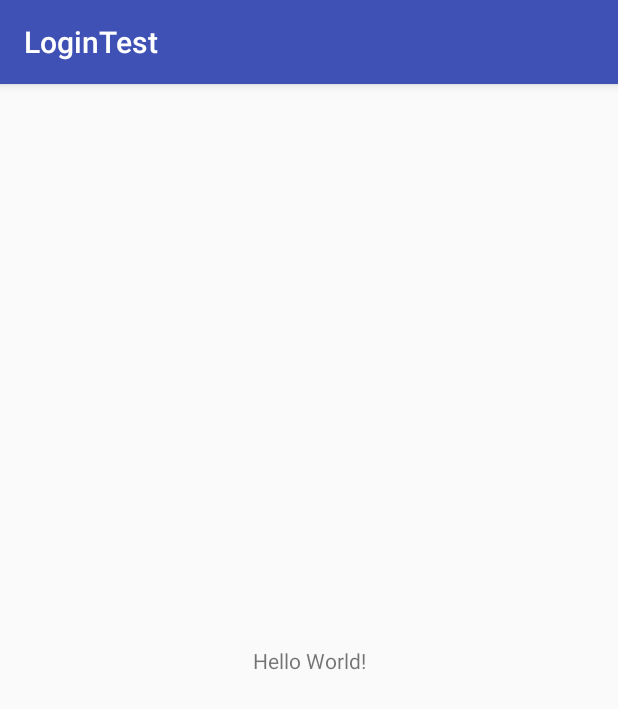
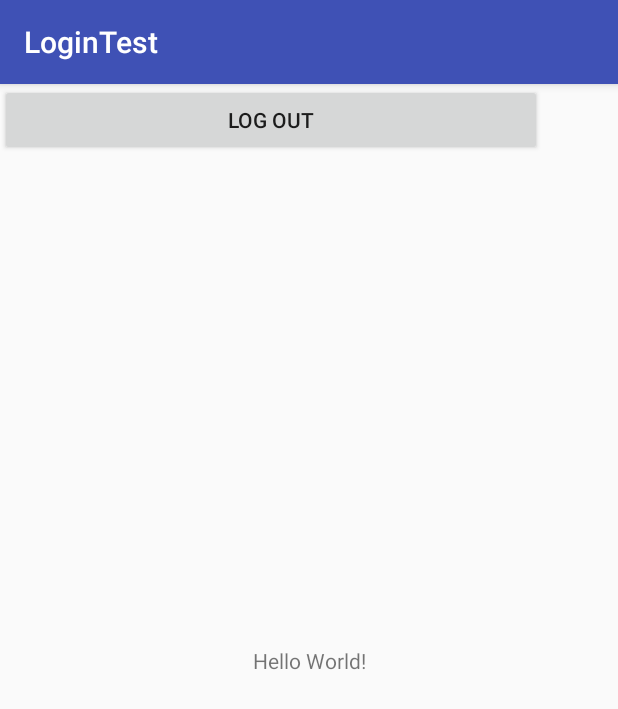
Before and after one commit to karthikbasavaraju/COEN268_Project, an Android app: the screen it shows after launch (MainActivity), on a phone screen of 412 x 824 dp. Shown: the top 709 px of the screen. Run offline under Robolectric (Android 15) with nearby library versions, the phone set to English and light mode, and no system bars; our stand-ins replace Firebase (no records; nobody signed in at launch, a user with empty details on screens opened directly); libraries missing offline, so code that uses them is left out: com.firebase.ui; 2 statements that could not run were skipped.

Commit message:
Fixed login and added logout

```diff
--- a/Staging/LoginTest/app/src/main/java/io/github/abhimanbhau/logintest/MainActivity.java
+++ b/Staging/LoginTest/app/src/main/java/io/github/abhimanbhau/logintest/MainActivity.java
@@ -5,6 +5,9 @@ import android.content.Intent;
 import android.content.SharedPreferences;
 import android.support.v7.app.AppCompatActivity;
 import android.os.Bundle;
+import android.view.View;
+import android.widget.Button;
+import android.widget.TextView;
 import android.widget.Toast;
 
 import com.firebase.ui.auth.AuthUI;
@@ -17,13 +20,17 @@ import java.util.List;
 
 public class MainActivity extends AppCompatActivity {
     private static final int RC_SIGN_IN = 123;
+    TextView text ;
+    Button btnLogout;
 
     @Override
     protected void onCreate(Bundle savedInstanceState) {
         super.onCreate(savedInstanceState);
         setContentView(R.layout.activity_main);
 
-        setupFirebase();
+        text = findViewById(R.id.txtHello);
+        btnLogout = findViewById(R.id.btnLogOut);
+
 
         List<AuthUI.IdpConfig> providers = Arrays.asList(
                 new AuthUI.IdpConfig.Builder(AuthUI.EMAIL_PROVIDER).build());
@@ -32,14 +39,25 @@ public class MainActivity extends AppCompatActivity {
         {
             Toast.makeText(getApplicationContext(),
                     "Not Logged In", Toast.LENGTH_SHORT).show();
+            startActivityForResult(
+                    AuthUI.getInstance()
+                            .createSignInIntentBuilder()
+                            .setAvailableProviders(providers)
+                            .build(),
+                    RC_SIGN_IN);
+        }
+        else {
+            text.setText("Logged in as:\n" +
+                    FirebaseAuth.getInstance().getCurrentUser().getDisplayName());
         }
 
-        startActivityForResult(
-                AuthUI.getInstance()
-                        .createSignInIntentBuilder()
-                        .setAvailableProviders(providers)
-                        .build(),
-                RC_SIGN_IN);
+        btnLogout.setOnClickListener(new View.OnClickListener() {
+            @Override
+            public void onClick(View view) {
+                FirebaseAuth.getInstance().signOut();
+                exit();
+            }
+        });
     }
 
     @Override
@@ -52,6 +70,8 @@ public class MainActivity extends AppCompatActivity {
             if (resultCode == RESULT_OK) {
                 // Successfully signed in
                 FirebaseUser user = FirebaseAuth.getInstance().getCurrentUser();
+                text.setText("Logged in as:\n" +
+                        FirebaseAuth.getInstance().getCurrentUser().getDisplayName());
                 // ...
             } else {
                 // Sign in failed, check response for error code
@@ -62,18 +82,8 @@ public class MainActivity extends AppCompatActivity {
         }
     }
 
-    public boolean setupFirebase()
+    private void exit()
     {
-        Firebase.setAndroidContext(this);
-        // other setup code
-        SharedPreferences mPrefs = getSharedPreferences("myAppPrefs", Context.MODE_PRIVATE);
-        if (mPrefs.getBoolean("is_logged_before",false)) {
-            Toast.makeText(getApplicationContext(),
-                    "Already Logged In", Toast.LENGTH_SHORT).show();
-            return true;
-        } else {
-            // continue to login part
-            return false;
-        }
+        MainActivity.this.finish();
     }
 }
--- a/Staging/LoginTest/app/src/main/res/layout/activity_main.xml
+++ b/Staging/LoginTest/app/src/main/res/layout/activity_main.xml
@@ -7,6 +7,7 @@
     tools:context="io.github.abhimanbhau.logintest.MainActivity">
 
     <TextView
+        android:id="@+id/txtHello"
         android:layout_width="wrap_content"
         android:layout_height="wrap_content"
         android:text="Hello World!"
@@ -15,4 +16,12 @@
         app:layout_constraintRight_toRightOf="parent"
         app:layout_constraintTop_toTopOf="parent" />
 
+    <Button
+        android:id="@+id/btnLogOut"
+        android:layout_width="361dp"
+        android:layout_height="wrap_content"
+        android:text="Log Out"
+        tools:layout_editor_absoluteX="16dp"
+        tools:layout_editor_absoluteY="446dp" />
+
 </android.support.constraint.ConstraintLayout>
```
